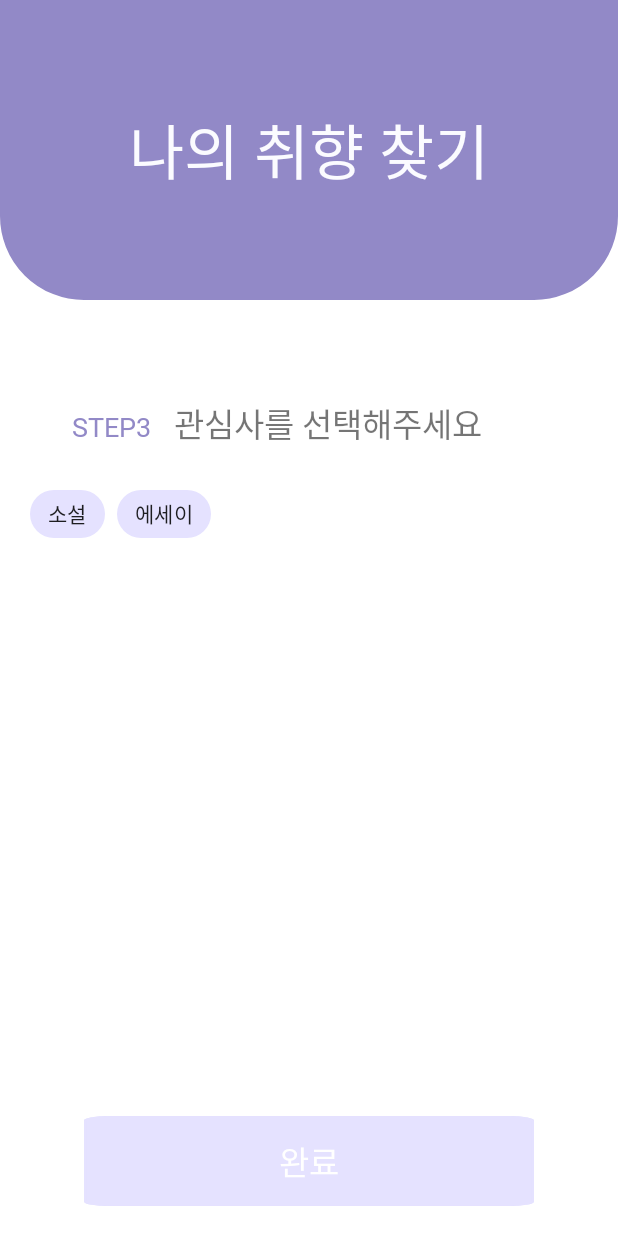
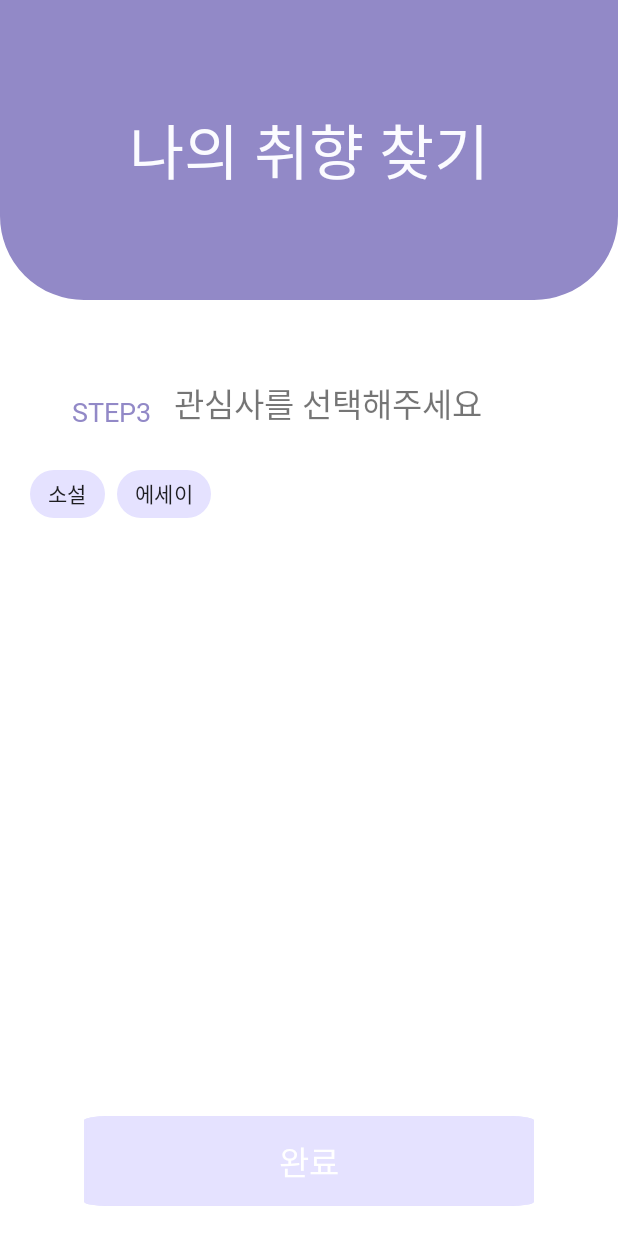
Before and after one commit to moonyy7012/Book_Love_Project, an Android app: the fragment CollectInterestFragment placed in its activity, on a phone screen of 412 x 824 dp. Run offline under Robolectric (Android 15) with nearby library versions, the phone set to English and light mode, and no system bars.

Commit message:
[Design] 관심사 수집 UI 완료 💄

```diff
--- a/BookLoveAndroid/app/src/main/java/com/moon/booklove_android/config/ApplicationClass.kt
+++ b/BookLoveAndroid/app/src/main/java/com/moon/booklove_android/config/ApplicationClass.kt
@@ -12,7 +12,7 @@ class ApplicationClass : Application() {
 //        lateinit var playerRecyclerViewAdapter: PlayerRecyclerViewAdapter
 
         var interest: MutableList<String> = mutableListOf("소설", "에세이")
-        var checkedInterest = mutableListOf<String>()
+        var checkedInterest = mutableListOf<Int>()
     }
 
     override fun onCreate() {
--- a/BookLoveAndroid/app/src/main/res/layout/fragment_collect_age.xml
+++ b/BookLoveAndroid/app/src/main/res/layout/fragment_collect_age.xml
@@ -12,7 +12,7 @@
         android:layout_width="wrap_content"
         android:layout_height="wrap_content"
         android:layout_marginStart="48dp"
-        android:layout_marginTop="20dp"
+        android:layout_marginTop="10dp"
         android:fontFamily="@font/cafe24surround"
         android:text="@string/step2"
         android:textColor="@color/dark_purple"
@@ -25,7 +25,6 @@
         android:layout_width="wrap_content"
         android:layout_height="wrap_content"
         android:layout_marginStart="15dp"
-        android:layout_marginTop="13dp"
         android:fontFamily="@font/kopubworld_dotum_bold"
         android:text="@string/guide_age"
         android:textSize="22sp"
--- a/BookLoveAndroid/app/src/main/res/layout/fragment_collect_gender.xml
+++ b/BookLoveAndroid/app/src/main/res/layout/fragment_collect_gender.xml
@@ -12,7 +12,7 @@
         android:layout_width="wrap_content"
         android:layout_height="wrap_content"
         android:layout_marginStart="48dp"
-        android:layout_marginTop="76dp"
+        android:layout_marginTop="10dp"
         android:fontFamily="@font/cafe24surround"
         android:text="@string/step1"
         android:textColor="@color/dark_purple"
@@ -25,7 +25,6 @@
         android:layout_width="wrap_content"
         android:layout_height="wrap_content"
         android:layout_marginStart="15dp"
-        android:layout_marginTop="68dp"
         android:fontFamily="@font/kopubworld_dotum_bold"
         android:text="@string/guide_gender"
         android:textSize="22sp"
--- a/BookLoveAndroid/app/src/main/res/layout/fragment_collect_interest.xml
+++ b/BookLoveAndroid/app/src/main/res/layout/fragment_collect_interest.xml
@@ -12,7 +12,7 @@
         android:layout_width="wrap_content"
         android:layout_height="wrap_content"
         android:layout_marginStart="48dp"
-        android:layout_marginTop="20dp"
+        android:layout_marginTop="10dp"
         android:fontFamily="@font/cafe24surround"
         android:text="@string/step3"
         android:textColor="@color/dark_purple"
@@ -25,7 +25,6 @@
         android:layout_width="wrap_content"
         android:layout_height="wrap_content"
         android:layout_marginStart="15dp"
-        android:layout_marginTop="13dp"
         android:fontFamily="@font/kopubworld_dotum_bold"
         android:text="@string/guide_interest"
         android:textSize="22sp"
```
Also changed, not shown: BookLoveAndroid/app/src/main/java/com/moon/booklove_android/fragment/CollectInterestFragment.kt (+1 -13 lines).
